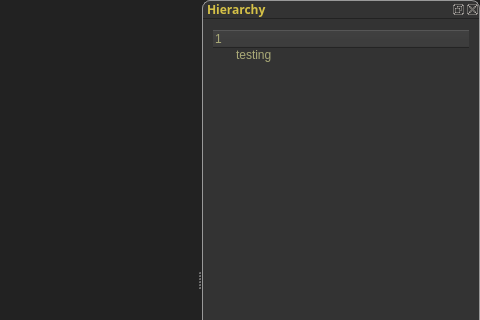
This is rgQt/rgQt/mainwindow.ui in arielbernal/research as Qt 5 draws it before an edit; both pictures show x 134 to 614 and y 0 to 320 of the 614 by 557 pixel window. The edited form follows.
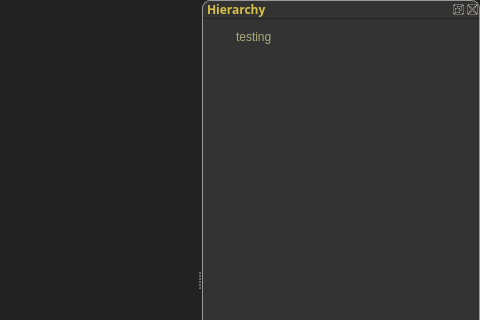
This is the edited form. Custom widgets are drawn as their Qt base class.

What changed in the file:
```diff
--- a/rgQt/rgQt/mainwindow.ui
+++ b/rgQt/rgQt/mainwindow.ui
@@ -32,8 +32,8 @@
    <property name="styleSheet">
     <string notr="true"/>
    </property>
-   <layout class="QGridLayout" name="gridLayout">
-    <item row="0" column="0">
+   <layout class="QVBoxLayout" name="verticalLayout">
+    <item>
      <widget class="GLWidget" name="glScene" native="true">
       <property name="autoFillBackground">
        <bool>false</bool>
@@ -45,8 +45,8 @@
   <widget class="QDockWidget" name="dockWidget">
    <property name="minimumSize">
     <size>
-     <width>150</width>
-     <height>118</height>
+     <width>274</width>
+     <height>232</height>
     </size>
    </property>
    <property name="font">
@@ -94,9 +94,27 @@
 }
 </string>
     </property>
-    <layout class="QVBoxLayout" name="verticalLayout">
+    <layout class="QVBoxLayout" name="verticalLayout_2">
      <item>
       <widget class="QTreeWidget" name="treeWidget">
+       <property name="sizePolicy">
+        <sizepolicy hsizetype="Preferred" vsizetype="Preferred">
+         <horstretch>0</horstretch>
+         <verstretch>0</verstretch>
+        </sizepolicy>
+       </property>
+       <property name="minimumSize">
+        <size>
+         <width>0</width>
+         <height>0</height>
+        </size>
+       </property>
+       <property name="maximumSize">
+        <size>
+         <width>16777215</width>
+         <height>16777215</height>
+        </size>
+       </property>
        <property name="styleSheet">
         <string notr="true">border: 0;
 color:#AAAA77
@@ -104,6 +122,24 @@
 
 </string>
        </property>
+       <property name="dragEnabled">
+        <bool>true</bool>
+       </property>
+       <property name="dragDropOverwriteMode">
+        <bool>false</bool>
+       </property>
+       <property name="dragDropMode">
+        <enum>QAbstractItemView::InternalMove</enum>
+       </property>
+       <property name="defaultDropAction">
+        <enum>Qt::MoveAction</enum>
+       </property>
+       <property name="headerHidden">
+        <bool>true</bool>
+       </property>
+       <attribute name="headerVisible">
+        <bool>false</bool>
+       </attribute>
        <column>
         <property name="text">
          <string>1</string>
```
